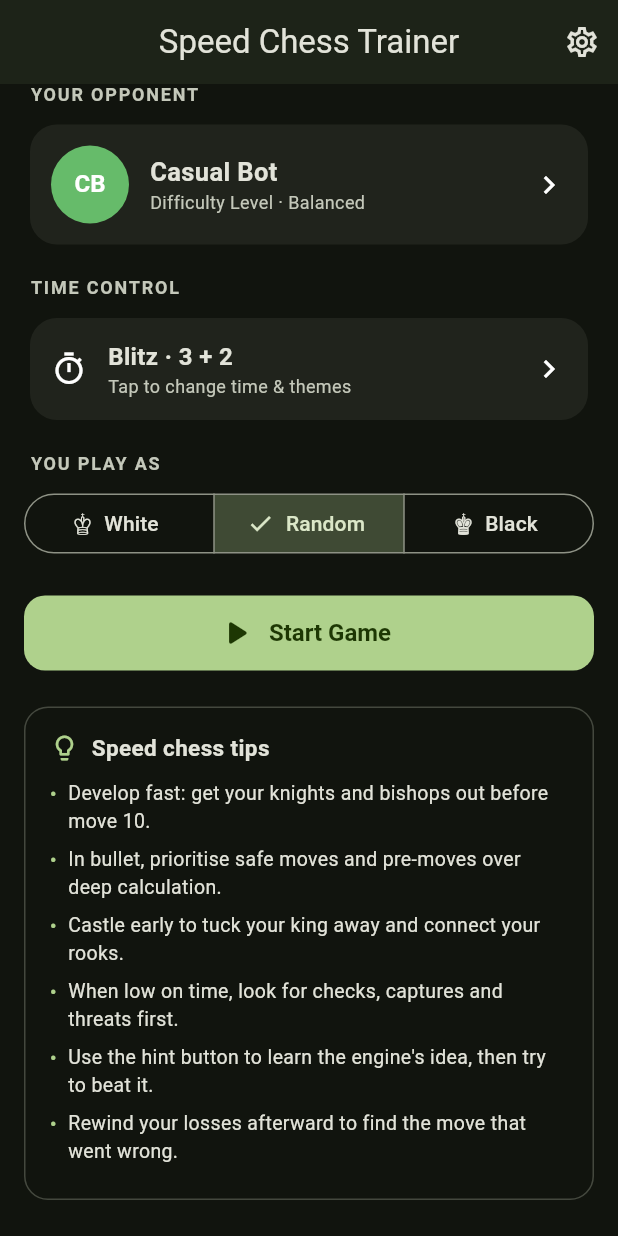
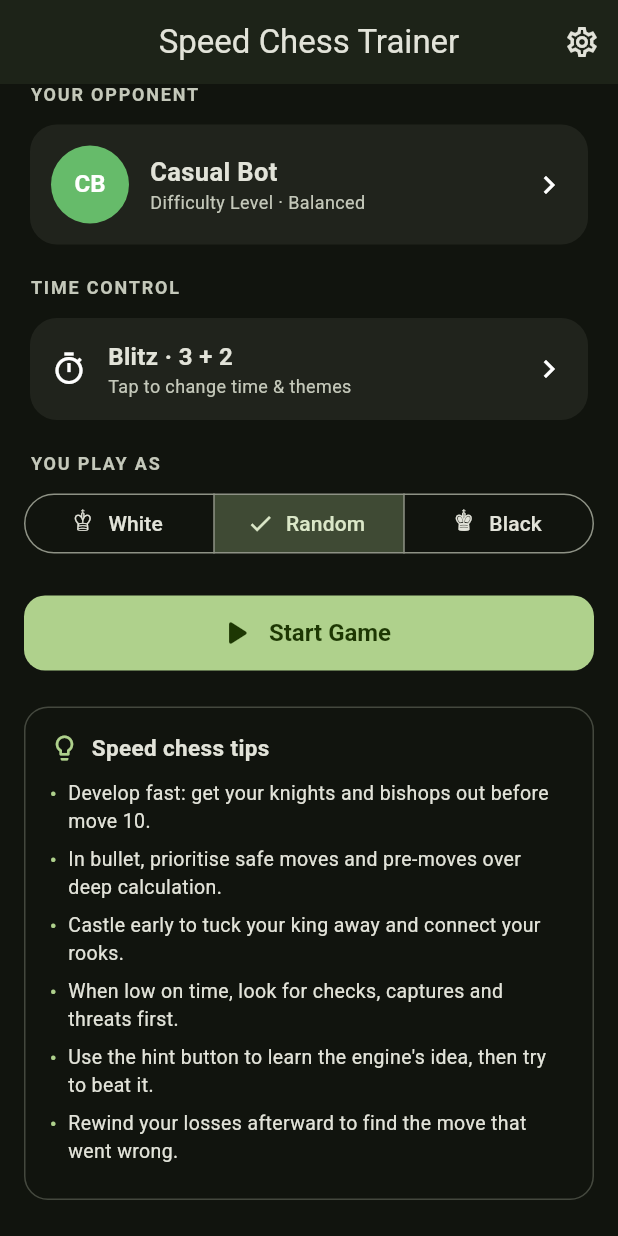
Before and after one commit to Bobs-Dev-Attic/SpeedChessTrainer, a Flutter app: the screen it shows after launch, scrolled down 160 dp, after a tap on "Random", on a phone screen of 412 x 824 dp. Run offline on Flutter 3.47's test engine with Material 3 defaults, Android fonts, the phone set to English and light mode, and no system bars; our stand-ins replace shared_preferences; missing offline and left inert: chess.

Commit message:
Make app fully offline, add custom icon, fix blank-screen on web
The deployed web app showed a blank/white screen with only the app-bar
icon: Flutter web fetches Roboto and the Noto Sans Symbols font (used for
the Unicode chess pieces) from fonts.gstatic.com at runtime, and CanvasKit
from gstatic too. Where that CDN is blocked, only the bundled MaterialIcon
rendered while all text and the board glyphs failed — and it broke the
intended offline use entirely.

Fixes / changes:
- Bundle Roboto (Light/Regular/Medium/Bold) and a 5.5KB subset of Noto
  Sans Symbols 2 (chess glyphs U+2654–265F) as assets; set them as the
  theme fontFamily / fontFamilyFallback so no font is fetched at runtime.
- Build web with --no-web-resources-cdn so CanvasKit is served from the
  app itself. Verified: the app now makes zero external network requests.
- Add the Blitz Tactics knight as the launcher icon for web, Android and
  iOS via flutter_launcher_icons; wire favicon/apple-touch-icon + manifest.
- Generate android/ and ios/ projects so it builds as a real mobile app.
- Surface runtime errors on screen (ErrorWidget.builder + zone guard) and
  make SettingsProvider tolerate a null SharedPreferences.
- Add widget tests for the screens.

Co-Authored-By: Claude Opus 4.8 <noreply@anthropic.com>
Claude-Session: https://claude.ai/code/session_01Pkd4qYufrmhX8JACtYFrRu

```diff
--- a/lib/main.dart
+++ b/lib/main.dart
@@ -1,3 +1,5 @@
+import 'dart:async';
+
 import 'package:flutter/material.dart';
 import 'package:provider/provider.dart';
 import 'package:shared_preferences/shared_preferences.dart';
@@ -7,16 +9,45 @@ import 'state/game_provider.dart';
 import 'state/settings_provider.dart';
 import 'theme/app_themes.dart';
 
-Future<void> main() async {
-  WidgetsFlutterBinding.ensureInitialized();
-  final prefs = await SharedPreferences.getInstance();
-  runApp(SpeedChessApp(prefs: prefs));
+void main() {
+  // Run everything in one zone so binding init and runApp share it, and any
+  // uncaught error is surfaced on screen (Vercel/web only logs the server
+  // side, so a client crash would otherwise just show a blank page).
+  runZonedGuarded(() async {
+    WidgetsFlutterBinding.ensureInitialized();
+
+    // Show real error text instead of a blank/grey box when a widget throws.
+    ErrorWidget.builder = (FlutterErrorDetails details) => Material(
+          color: const Color(0xFF3A0A0A),
+          child: SafeArea(
+            child: SingleChildScrollView(
+              padding: const EdgeInsets.all(16),
+              child: Text(
+                'Speed Chess Trainer error:\n\n'
+                '${details.exceptionAsString()}\n\n${details.stack}',
+                style: const TextStyle(color: Colors.white, fontSize: 12),
+              ),
+            ),
+          ),
+        );
+
+    SharedPreferences? prefs;
+    try {
+      prefs = await SharedPreferences.getInstance();
+    } catch (_) {
+      prefs = null;
+    }
+    runApp(SpeedChessApp(prefs: prefs));
+  }, (error, stack) {
+    // ignore: avoid_print
+    print('Uncaught zone error: $error\n$stack');
+  });
 }
 
 class SpeedChessApp extends StatelessWidget {
   const SpeedChessApp({super.key, required this.prefs});
 
-  final SharedPreferences prefs;
+  final SharedPreferences? prefs;
 
   @override
   Widget build(BuildContext context) {
--- a/lib/screens/home_screen.dart
+++ b/lib/screens/home_screen.dart
@@ -37,13 +37,13 @@ class HomeScreen extends StatelessWidget {
           children: [
             _Hero(scheme: scheme),
             const SizedBox(height: 16),
-            _SectionLabel('Your opponent'),
+            const _SectionLabel('Your opponent'),
             _OpponentCard(opponent: opponent, settings: settings),
             const SizedBox(height: 16),
-            _SectionLabel('Time control'),
+            const _SectionLabel('Time control'),
             _TimeControlRow(settings: settings),
             const SizedBox(height: 16),
-            _SectionLabel('You play as'),
+            const _SectionLabel('You play as'),
             _SidePicker(settings: settings),
             const SizedBox(height: 24),
             FilledButton.icon(
--- a/lib/state/settings_provider.dart
+++ b/lib/state/settings_provider.dart
@@ -16,7 +16,7 @@ class SettingsProvider extends ChangeNotifier {
     _load();
   }
 
-  final SharedPreferences _prefs;
+  final SharedPreferences? _prefs;
 
   ThemeMode _themeMode = ThemeMode.dark;
   Color _accent = const Color(0xFF769656);
@@ -56,55 +56,55 @@ class SettingsProvider extends ChangeNotifier {
   // ---- mutations -----------------------------------------------------------
   void setThemeMode(ThemeMode mode) {
     _themeMode = mode;
-    _prefs.setString('themeMode', mode.name);
+    _prefs?.setString('themeMode', mode.name);
     notifyListeners();
   }
 
   void setAccent(Color color) {
     _accent = color;
-    _prefs.setInt('accent', color.value);
+    _prefs?.setInt('accent', color.value);
     notifyListeners();
   }
 
   void setBoardTheme(String id) {
     _boardThemeId = id;
-    _prefs.setString('boardTheme', id);
+    _prefs?.setString('boardTheme', id);
     notifyListeners();
   }
 
   void setShowLegalMoves(bool v) {
     _showLegalMoves = v;
-    _prefs.setBool('showLegalMoves', v);
+    _prefs?.setBool('showLegalMoves', v);
     notifyListeners();
   }
 
   void setShowCoordinates(bool v) {
     _showCoordinates = v;
-    _prefs.setBool('showCoordinates', v);
+    _prefs?.setBool('showCoordinates', v);
     notifyListeners();
   }
 
   void setShowLastMove(bool v) {
     _showLastMove = v;
-    _prefs.setBool('showLastMove', v);
+    _prefs?.setBool('showLastMove', v);
     notifyListeners();
   }
 
   void setHintsEnabled(bool v) {
     _hintsEnabled = v;
-    _prefs.setBool('hintsEnabled', v);
+    _prefs?.setBool('hintsEnabled', v);
     notifyListeners();
   }
 
   void setAutoQueen(bool v) {
     _autoQueen = v;
-    _prefs.setBool('autoQueen', v);
+    _prefs?.setBool('autoQueen', v);
     notifyListeners();
   }
 
   void setTimeControl(TimeControl tc) {
     _timeControl = tc;
-    _prefs.setString('timeControl',
+    _prefs?.setString('timeControl',
         '${tc.name}|${tc.baseSeconds}|${tc.incrementSeconds}');
     notifyListeners();
   }
@@ -113,24 +113,24 @@ class SettingsProvider extends ChangeNotifier {
     _opponentId = id;
     // Choosing a new opponent clears any custom personality override.
     _customPersonality = null;
-    _prefs.setString('opponent', id);
-    _prefs.remove('customPersonality');
+    _prefs?.setString('opponent', id);
+    _prefs?.remove('customPersonality');
     notifyListeners();
   }
 
   void setPlayerSide(PlayerSide side) {
     _playerSide = side;
-    _prefs.setString('playerSide', side.name);
+    _prefs?.setString('playerSide', side.name);
     notifyListeners();
   }
 
   void setCustomPersonality(Personality? p) {
     _customPersonality = p;
     if (p == null) {
-      _prefs.remove('customPersonality');
+      _prefs?.remove('customPersonality');
     } else {
       final j = p.toJson();
-      _prefs.setString(
+      _prefs?.setString(
         'customPersonality',
         '${j['aggression']}|${j['riskTolerance']}|${j['carelessness']}|'
             '${j['searchDepth']}|${j['thinkTimeMs']}',
@@ -141,23 +141,23 @@ class SettingsProvider extends ChangeNotifier {
 
   // ---- persistence ---------------------------------------------------------
   void _load() {
-    final tm = _prefs.getString('themeMode');
+    final tm = _prefs?.getString('themeMode');
     if (tm != null) {
       _themeMode = ThemeMode.values.firstWhere(
         (m) => m.name == tm,
         orElse: () => ThemeMode.dark,
       );
     }
-    _accent = Color(_prefs.getInt('accent') ?? _accent.value);
-    _boardThemeId = _prefs.getString('boardTheme') ?? _boardThemeId;
-    _showLegalMoves = _prefs.getBool('showLegalMoves') ?? _showLegalMoves;
-    _showCoordinates = _prefs.getBool('showCoordinates') ?? _showCoordinates;
-    _showLastMove = _prefs.getBool('showLastMove') ?? _showLastMove;
-    _hintsEnabled = _prefs.getBool('hintsEnabled') ?? _hintsEnabled;
-    _autoQueen = _prefs.getBool('autoQueen') ?? _autoQueen;
-    _opponentId = _prefs.getString('opponent') ?? _opponentId;
+    _accent = Color(_prefs?.getInt('accent') ?? _accent.value);
+    _boardThemeId = _prefs?.getString('boardTheme') ?? _boardThemeId;
+    _showLegalMoves = _prefs?.getBool('showLegalMoves') ?? _showLegalMoves;
+    _showCoordinates = _prefs?.getBool('showCoordinates') ?? _showCoordinates;
+    _showLastMove = _prefs?.getBool('showLastMove') ?? _showLastMove;
+    _hintsEnabled = _prefs?.getBool('hintsEnabled') ?? _hintsEnabled;
+    _autoQueen = _prefs?.getBool('autoQueen') ?? _autoQueen;
+    _opponentId = _prefs?.getString('opponent') ?? _opponentId;
 
-    final tc = _prefs.getString('timeControl');
+    final tc = _prefs?.getString('timeControl');
     if (tc != null) {
       final parts = tc.split('|');
       if (parts.length == 3) {
@@ -169,7 +169,7 @@ class SettingsProvider extends ChangeNotifier {
       }
     }
 
-    final ps = _prefs.getString('playerSide');
+    final ps = _prefs?.getString('playerSide');
     if (ps != null) {
       _playerSide = PlayerSide.values.firstWhere(
         (s) => s.name == ps,
@@ -177,7 +177,7 @@ class SettingsProvider extends ChangeNotifier {
       );
     }
 
-    final cp = _prefs.getString('customPersonality');
+    final cp = _prefs?.getString('customPersonality');
     if (cp != null) {
       final parts = cp.split('|');
       if (parts.length == 5) {
--- a/lib/theme/app_themes.dart
+++ b/lib/theme/app_themes.dart
@@ -13,6 +13,11 @@ class AppThemes {
     return ThemeData(
       useMaterial3: true,
       colorScheme: scheme,
+      // Bundled fonts so the app renders fully offline. CanvasKit would
+      // otherwise fetch Roboto and (for the chess piece glyphs) Noto Sans
+      // Symbols from fonts.gstatic.com at runtime.
+      fontFamily: 'Roboto',
+      fontFamilyFallback: const ['NotoChessSymbols'],
       scaffoldBackgroundColor: scheme.surface,
       appBarTheme: AppBarTheme(
         backgroundColor: scheme.surface,
--- a/lib/widgets/chess_board_widget.dart
+++ b/lib/widgets/chess_board_widget.dart
@@ -180,6 +180,7 @@ class _ChessBoardWidgetState extends State<ChessBoardWidget> {
                 style: TextStyle(
                   fontSize: squareSize * 0.78,
                   height: 1.0,
+                  fontFamilyFallback: const ['NotoChessSymbols'],
                   color: piece.color == ch.Color.WHITE
                       ? Colors.white
                       : const Color(0xFF1A1A1A),
```
Also changed, not shown: pubspec.yaml (+30 -0 lines), assets/fonts/NotoChessSymbols.ttf (added), assets/fonts/Roboto-Bold.ttf (added), assets/fonts/Roboto-Light.ttf (added), assets/fonts/Roboto-Medium.ttf (added), assets/fonts/Roboto-Regular.ttf (added), assets/icon/icon.png (added), pubspec.lock (added), 88 other files.
